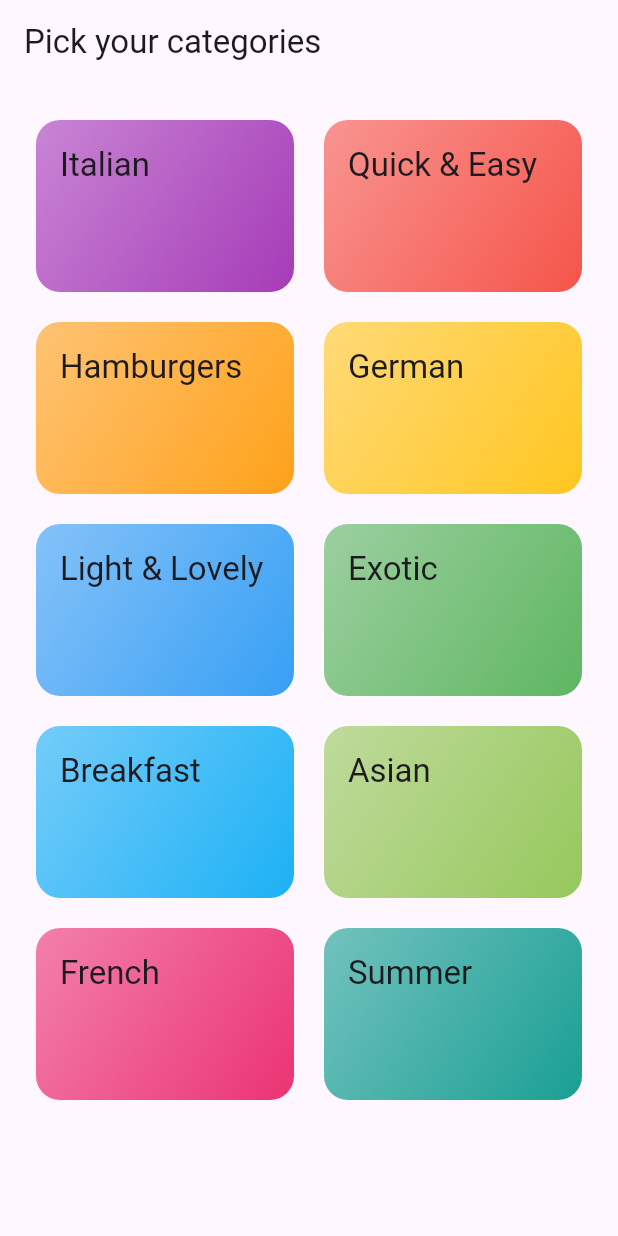
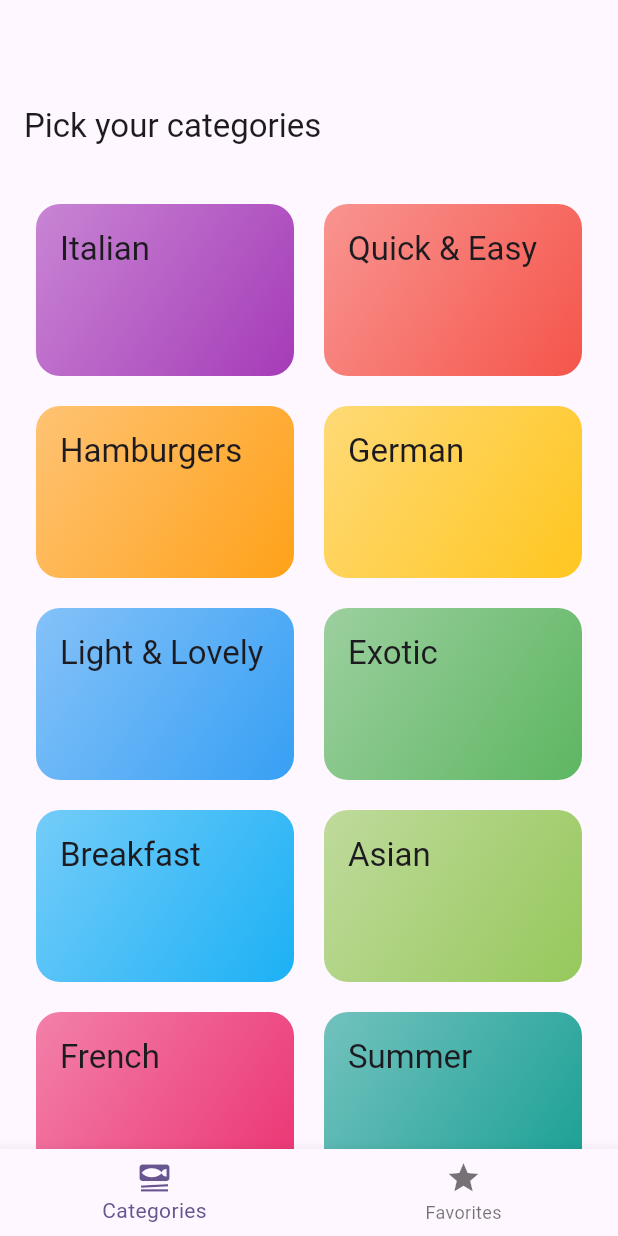
Before and after one commit to oh-kwaku/flutter-Meals-app, a Flutter app: the screen it shows after launch, on a phone screen of 412 x 824 dp. Run offline on Flutter 3.47's test engine with Material 2 defaults, Android fonts, the phone set to English and light mode, and no system bars; our stand-ins replace google_fonts, transparent_image; missing offline and left inert: dart:ffi.

Commit message:
add items to favorites

```diff
--- a/meals_app/lib/main.dart
+++ b/meals_app/lib/main.dart
@@ -2,6 +2,7 @@ import 'package:flutter/material.dart';
 import 'package:google_fonts/google_fonts.dart';
 import 'package:meals_app/screens/categories.dart';
 import 'package:meals_app/screens/meals.dart';
+import 'package:meals_app/screens/tabs_screen.dart';
 
 import 'data/dummy_data.dart';
 
@@ -48,7 +49,7 @@ class App extends StatelessWidget {
         useMaterial3: true,
       ),
 
-      home: CategoriesScreen()
+      home: TabsScreen()
     );
   }
 }
--- a/meals_app/lib/screens/categories.dart
+++ b/meals_app/lib/screens/categories.dart
@@ -4,16 +4,18 @@ import 'package:meals_app/screens/meals.dart';
 import 'package:meals_app/widgets/category_grid_item.dart';
 
 import '../models/category.dart';
+import '../models/meals.dart';
 
 class CategoriesScreen extends StatelessWidget{
-  const CategoriesScreen({super.key});
+   CategoriesScreen({super.key,required this.onToggleFavorite});
 
+ void Function(Meal meal) onToggleFavorite;
   void _selectCategory(BuildContext context,Category category){
     var filteredMeals=dummyMeals.where((meal) =>
     meal.categories.contains(category.id)).toList();
 
     Navigator.of(context).push(MaterialPageRoute(builder: (ctx)=>
-      MealsScreen(title: category.title, meals: filteredMeals)));
+      MealsScreen(title: category.title, meals: filteredMeals, onToggleFavorite: onToggleFavorite,)));
   }
 
   @override
--- /dev/null
+++ b/meals_app/lib/screens/tabs_screen.dart
@@ -0,0 +1,84 @@
+import 'package:flutter/material.dart';
+import 'package:meals_app/screens/categories.dart';
+import 'package:meals_app/screens/meals.dart';
+
+import '../models/meals.dart';
+
+class TabsScreen extends StatefulWidget{
+
+  @override
+   State<TabsScreen> createState(){
+    return _TabsScreen();
+   }
+
+}
+
+
+class _TabsScreen extends State<TabsScreen>{
+  int _selectedPageIndex=0;
+  final  List<Meal> _favoriteMeals=[];
+
+  void _selectPage(int index){
+    setState(() {
+      _selectedPageIndex=index;
+    });
+  }
+
+
+void _showInfoMessage(String message){
+  ScaffoldMessenger.of(context).clearSnackBars();
+  ScaffoldMessenger.of(context ).showSnackBar(
+    SnackBar(content:
+    Text(message)
+    )
+  );
+}
+  void _toggleMealFavoriteStatus(Meal meal){
+    final isExisting=_favoriteMeals.contains(meal);
+
+    if(isExisting){
+      setState(() {
+      _favoriteMeals.remove(meal);
+
+      });
+    }
+    else{
+         setState(() {
+      _favoriteMeals.add(meal);
+      _showInfoMessage('Marked as favoirite');
+
+      });
+    }
+  }
+
+  @override
+  Widget build(BuildContext context){
+
+    Widget activePage=  CategoriesScreen( onToggleFavorite: _toggleMealFavoriteStatus,);
+
+    if(_selectedPageIndex==1){
+      activePage=MealsScreen(title: "Favorites", meals: _favoriteMeals,onToggleFavorite: _toggleMealFavoriteStatus,);
+    }
+
+    return Scaffold(
+      appBar: AppBar(
+        //title: ,
+      ),
+      body: activePage,
+      bottomNavigationBar: BottomNavigationBar(
+        onTap: _selectPage,
+        currentIndex: _selectedPageIndex,
+        items: [
+          BottomNavigationBarItem(icon:
+            Icon(Icons.set_meal),
+            label: "Categories"
+          ),
+            BottomNavigationBarItem(icon:
+            Icon(Icons.star),
+            label: "Favorites"
+          )
+        ],
+      ),
+    );
+  }
+}
```
Also changed, not shown: meals_app/lib/screens/meal_detail.dart (+8 -1 lines), meals_app/lib/screens/meals.dart (+5 -2 lines).
